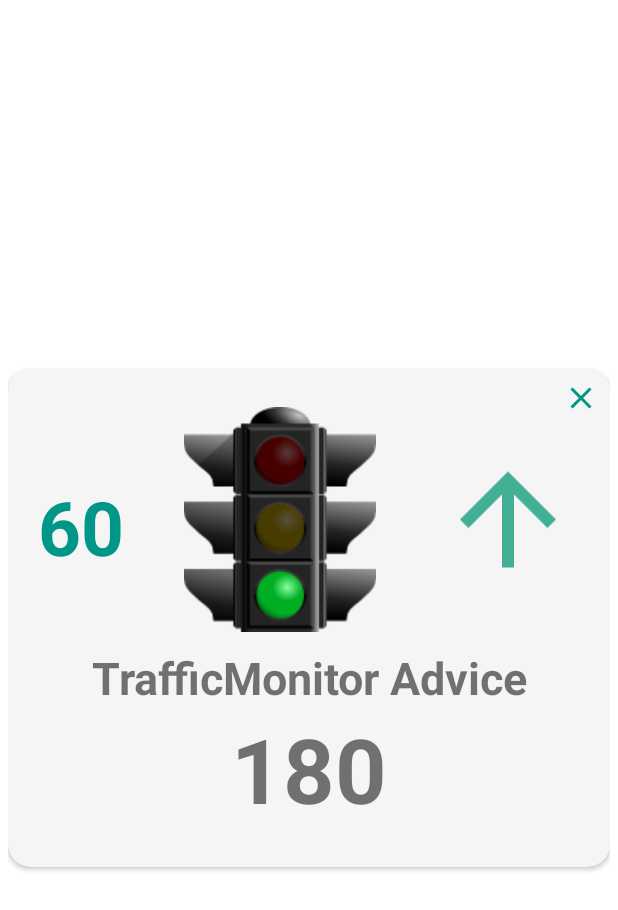
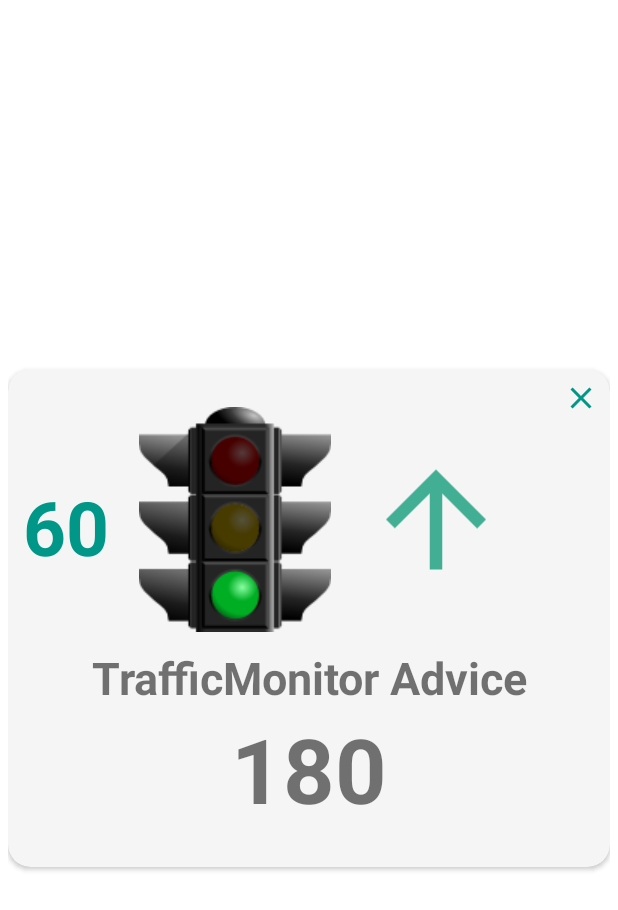
Before and after one commit to Ian95Song/GLOSA-Android-App, an Android app: the layout advice_popup.xml on its own in the app's theme, with its tools: preview values and no code run, on a phone screen of 412 x 824 dp. Shown: the top 910 px of the screen. Run offline under Robolectric (Android 15) with nearby library versions, the phone set to English and light mode, and no system bars; Roboto replaces fonts that are not available here.

Commit message:
Solve layout problem of advice window

```diff
--- a/TrafficMonitor/app/src/main/res/layout/advice_popup.xml
+++ b/TrafficMonitor/app/src/main/res/layout/advice_popup.xml
@@ -47,11 +47,10 @@
                         android:id="@+id/mainTextViewTimer"
                         android:layout_width="wrap_content"
                         android:layout_height="match_parent"
-                        android:layout_marginLeft="20dp"
-                        android:layout_marginRight="20dp"
+                        android:layout_marginLeft="10dp"
+                        android:layout_marginRight="10dp"
                         android:gravity="center_vertical"
                         android:text="60"
-                        android:textAlignment="center"
                         android:textSize="50dp"
                         android:textColor="@color/FhGcolor"
                         android:textStyle="bold" />
@@ -59,9 +58,9 @@
                     <ImageView
                         android:id="@+id/mainImageViewTrafficLight"
                         android:layout_width="wrap_content"
-                        android:layout_height="wrap_content"
-                        android:layout_marginLeft="20dp"
-                        android:layout_marginRight="20dp"
+                        android:layout_height="match_parent"
+                        android:layout_marginLeft="10dp"
+                        android:layout_marginRight="10dp"
                         android:layout_marginBottom="10dp"
                         android:src="@drawable/green">
                     </ImageView>
@@ -70,8 +69,8 @@
                         android:id="@+id/drivingDirection"
                         android:layout_width="wrap_content"
                         android:layout_height="match_parent"
-                        android:layout_marginLeft="20dp"
-                        android:layout_marginRight="20dp"
+                        android:layout_marginLeft="10dp"
+                        android:layout_marginRight="10dp"
                         android:layout_marginBottom="10dp"
                         app:srcCompat="@drawable/straight_icon">
                     </ImageView>
```
